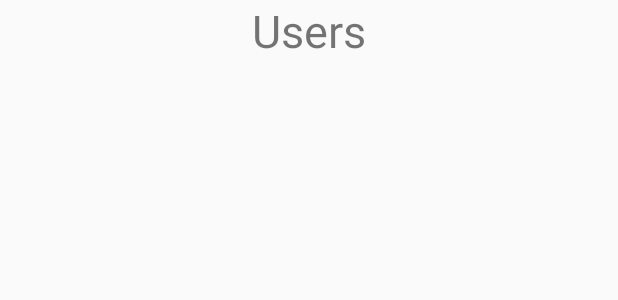
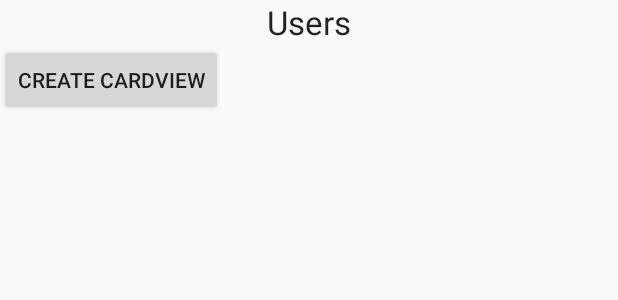
Before and after one commit to harshsshah999/studypdf, an Android app: the layout fragment_users.xml on its own in the app's theme, with its tools: preview values and no code run, on a phone screen of 412 x 824 dp. Shown: the top 300 px of the screen. Run offline under Robolectric (Android 15) with nearby library versions, the phone set to English and light mode, and no system bars.

Commit message:
Added card view in user fragment

```diff
--- a/app/src/main/res/layout/fragment_users.xml
+++ b/app/src/main/res/layout/fragment_users.xml
@@ -1,16 +1,46 @@
 <?xml version="1.0" encoding="utf-8"?>
-<FrameLayout xmlns:android="http://schemas.android.com/apk/res/android"
+<androidx.constraintlayout.widget.ConstraintLayout xmlns:android="http://schemas.android.com/apk/res/android"
+    xmlns:app="http://schemas.android.com/apk/res-auto"
     xmlns:tools="http://schemas.android.com/tools"
+    android:id="@+id/frameLayout6"
     android:layout_width="match_parent"
     android:layout_height="match_parent"
     tools:context=".UsersFragment">
 
     <!-- TODO: Update blank fragment layout -->
-    <TextView
-        android:layout_width="match_parent"
-        android:layout_height="match_parent"
-        android:text="Users"
-        android:textAlignment="center"
-        android:textSize="30sp" />
 
-</FrameLayout>
+    <ScrollView
+        android:id="@+id/scrollView2"
+        android:layout_width="fill_parent"
+        android:layout_height="fill_parent"
+        app:layout_constraintBottom_toBottomOf="parent"
+        app:layout_constraintEnd_toEndOf="parent"
+        app:layout_constraintHorizontal_bias="0.5"
+        app:layout_constraintStart_toStartOf="parent"
+        app:layout_constraintTop_toTopOf="parent"
+        app:layout_constraintVertical_bias="0.081">
+
+        <LinearLayout
+            android:id="@+id/root2"
+            android:layout_width="fill_parent"
+            android:layout_height="fill_parent"
+            android:orientation="vertical">
+
+            <TextView
+                android:id="@+id/textView18"
+                android:layout_width="wrap_content"
+                android:layout_height="wrap_content"
+                android:layout_gravity="center_horizontal"
+                android:text="Users"
+                android:textAppearance="@style/TextAppearance.AppCompat.Large" />
+
+            <Button
+                android:id="@+id/createcard"
+                android:layout_width="wrap_content"
+                android:layout_height="wrap_content"
+                android:text="Create CardView" />
+        </LinearLayout>
+    </ScrollView>
+
+
+</androidx.constraintlayout.widget.ConstraintLayout>
```
Also changed, not shown: app/src/main/java/com/app/hardik/studypdf/UsersFragment.kt (+113 -1 lines).
